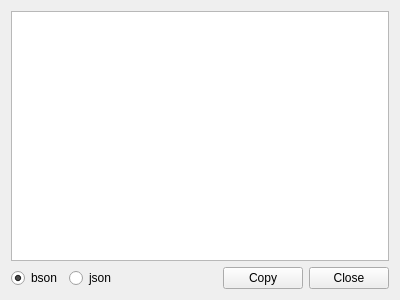
naponmeka/monger, file qml/view.ui: the form before one commit.
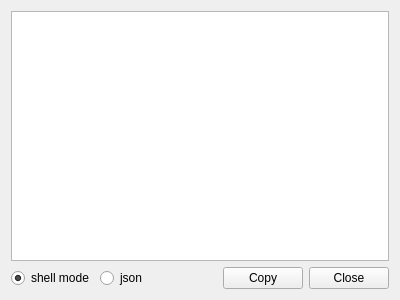
The form after the commit.

What changed in the file:
```diff
--- a/qml/view.ui
+++ b/qml/view.ui
@@ -29,7 +29,7 @@
      <item>
       <widget class="QRadioButton" name="bsonRadioButton">
        <property name="text">
-        <string>bson</string>
+        <string>shell mode</string>
        </property>
        <property name="checked">
         <bool>true</bool>
```
